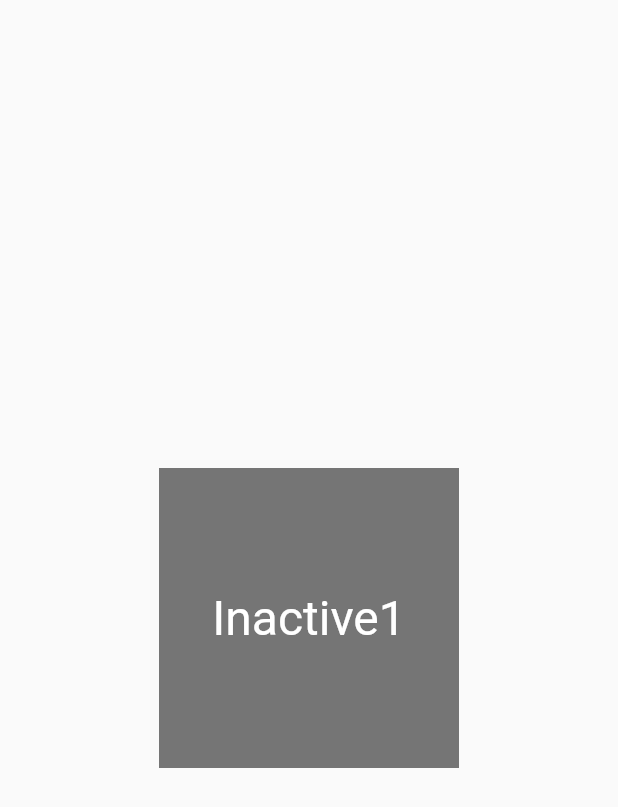
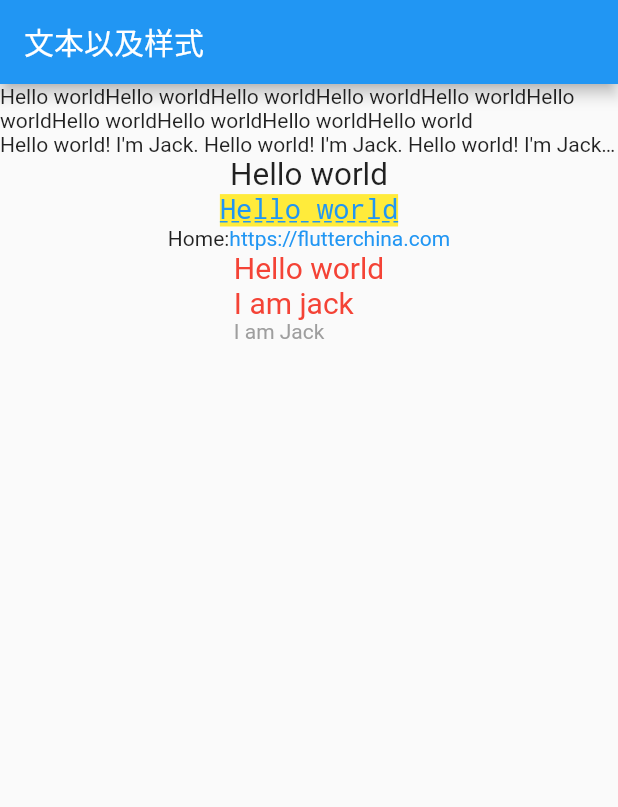
Before and after one commit to tesla1984/flutter_learn, a Flutter app: the screen it shows after launch, on a phone screen of 412 x 824 dp. Shown: the top 807 px of the screen. Run offline on Flutter 3.47's test engine with Material 2 defaults, Android fonts, the phone set to English and light mode, and no system bars.

Commit message:
文本及样式

```diff
--- /dev/null
+++ b/first_flutter_app/lib/3-3.dart
@@ -0,0 +1,74 @@
+import 'package:flutter/material.dart';
+
+class TextPage extends StatelessWidget {
+  @override
+  Widget build(BuildContext context) {
+    return Scaffold(
+      appBar: AppBar(
+        title: Text("文本以及样式"),
+      ),
+      body: Column(
+        children: <Widget>[
+          Text(
+            "Hello world" * 10,
+            textAlign: TextAlign.left,
+          ),
+          Text(
+            "Hello world! I'm Jack. " * 4,
+            maxLines: 1,
+            overflow: TextOverflow.ellipsis,
+          ),
+          Text(
+            "Hello world",
+            textScaleFactor: 1.5,
+          ),
+          Text(
+            "Hello world",
+            style: TextStyle(
+              color: Colors.blue,
+              fontSize: 18.0,
+              height: 1.2,
+              fontFamily: "Courier",
+              background: Paint()..color = Colors.yellow,
+              decoration: TextDecoration.underline,
+              decorationStyle: TextDecorationStyle.dashed
+            )
+          ),
+          Text.rich(TextSpan(
+            children: [
+              TextSpan(
+                text: "Home:"
+              ),
+              TextSpan(
+                text: "https://flutterchina.com",
+                style: TextStyle(
+                  color: Colors.blue
+                ),
+
+              )
+            ]
+          )),
+          DefaultTextStyle(
+            style: TextStyle(
+              color: Colors.red,
+              fontSize: 20.0,
+            ),
+            textAlign: TextAlign.start,
+            child: Column(
+              crossAxisAlignment: CrossAxisAlignment.start,
+              children: <Widget>[
+                Text("Hello world"),
+                Text("I am jack"),
+                Text("I am Jack",
+                style: TextStyle(
+                  inherit: false,//不继承默认样式
+                  color: Colors.grey
+                ),)
+              ],
+            ),
+          )
+        ],
+      ),
+    );
+  }
+}
--- a/first_flutter_app/lib/main.dart
+++ b/first_flutter_app/lib/main.dart
@@ -1,5 +1,6 @@
 import 'package:first_flutter_app/3-1.dart';
 import 'package:first_flutter_app/3-2.dart';
+import 'package:first_flutter_app/3-3.dart';
 import 'package:flutter/material.dart';
 
 void main() => runApp(MyApp());
@@ -17,7 +18,7 @@ class MyApp extends StatelessWidget {
 //        "new_page": (context) => NewRoute(),
 //        "/": (context) => MyHomePage(title: "Flutter Demo Home page"),
 //      },
-      home: StatePage(),
+      home: TextPage(),
     );
   }
 }
```
